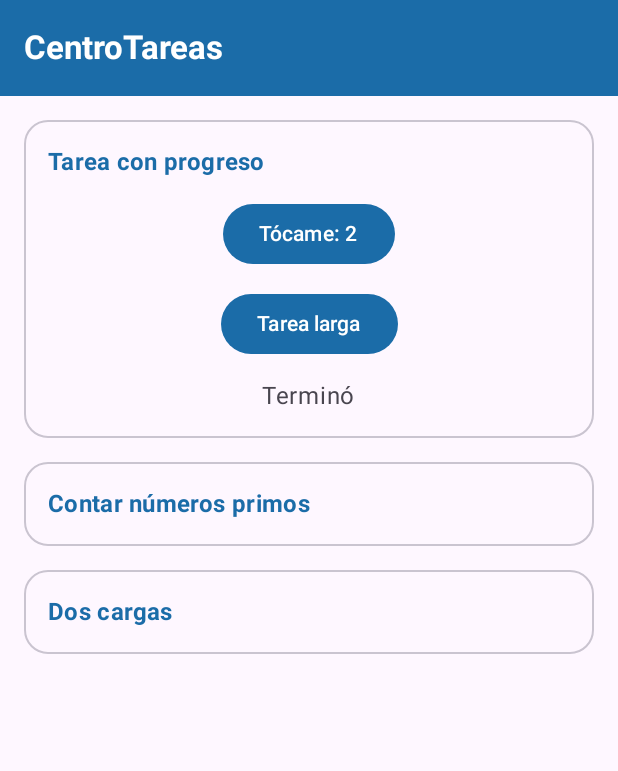
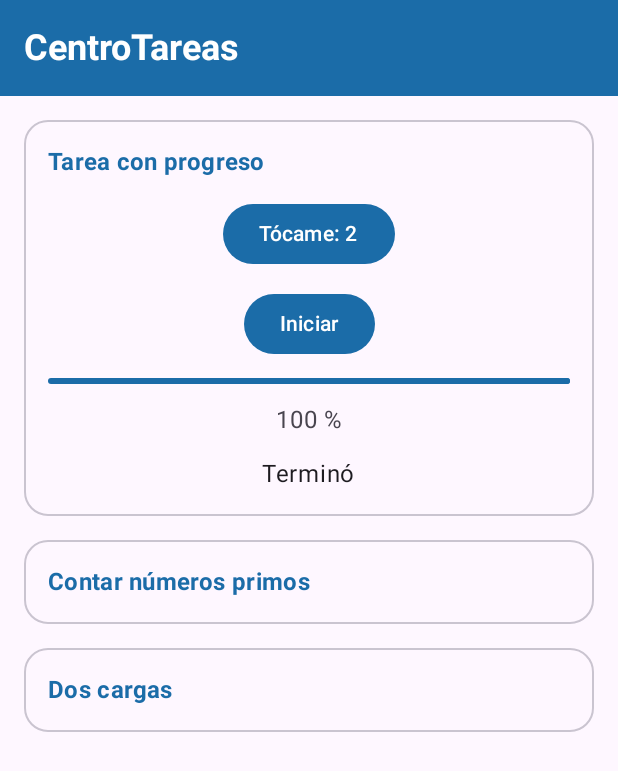
Before and after one commit to mtl-124/CentroTareas, an Android app built with Jetpack Compose: the screen it shows after launch (MainActivity), after a tap on an icon or button, on a phone screen of 412 x 824 dp. Shown: the top 771 px of the screen. Run offline under Robolectric (Android 15) with nearby library versions, the phone set to English and light mode, and no system bars; 2 other taps on this screen came first.

Commit message:
feat(progreso): agrega barra de progreso con StateFlow

```diff
--- a/app/src/main/java/com/lajara/centrotareas/ui/PantallaTareas.kt
+++ b/app/src/main/java/com/lajara/centrotareas/ui/PantallaTareas.kt
@@ -14,6 +14,7 @@ import androidx.compose.material3.Button
 import androidx.compose.material3.Card
 import androidx.compose.material3.CardDefaults
 import androidx.compose.material3.ExperimentalMaterial3Api
+import androidx.compose.material3.LinearProgressIndicator
 import androidx.compose.material3.MaterialTheme
 import androidx.compose.material3.Scaffold
 import androidx.compose.material3.Text
@@ -39,12 +40,19 @@ fun PantallaTareas(
     vm: TareasViewModel = viewModel(factory = TareasViewModelFactory())
 ) {
     val mensaje by vm.mensaje.collectAsState()
+    val progreso by vm.progreso.collectAsState()
     var toques by rememberSaveable { mutableIntStateOf(0) }
 
     Scaffold(
         topBar = {
             TopAppBar(
-                title = { Text("CentroTareas", fontWeight = FontWeight.Bold) },
+                title = {
+                    Text(
+                        text = "CentroTareas",
+                        style = MaterialTheme.typography.headlineSmall,
+                        fontWeight = FontWeight.Bold
+                    )
+                },
                 colors = TopAppBarDefaults.topAppBarColors(
                     containerColor = MaterialTheme.colorScheme.primary,
                     titleContentColor = MaterialTheme.colorScheme.onPrimary
@@ -71,11 +79,19 @@ fun PantallaTareas(
                     onClick = { vm.tareaLarga() },
                     modifier = Modifier.align(Alignment.CenterHorizontally)
                 ) {
-                    Text("Tarea larga")
+                    Text("Iniciar")
                 }
+                LinearProgressIndicator(
+                    progress = { progreso },
+                    modifier = Modifier.fillMaxWidth()
+                )
+                Text(
+                    text = "${(progreso * 100).toInt()} %",
+                    color = MaterialTheme.colorScheme.onSurfaceVariant,
+                    modifier = Modifier.align(Alignment.CenterHorizontally)
+                )
                 Text(
                     text = mensaje,
-                    color = MaterialTheme.colorScheme.onSurfaceVariant,
                     modifier = Modifier.align(Alignment.CenterHorizontally)
                 )
             }
--- a/app/src/main/java/com/lajara/centrotareas/viewmodel/TareasViewModel.kt
+++ b/app/src/main/java/com/lajara/centrotareas/viewmodel/TareasViewModel.kt
@@ -1,16 +1,16 @@
 package com.lajara.centrotareas.viewmodel
 
+import android.util.Log
 import androidx.lifecycle.ViewModel
+import androidx.lifecycle.viewModelScope
 import com.lajara.centrotareas.data.TareasRepository
 import com.lajara.centrotareas.model.CargaUi
 import com.lajara.centrotareas.model.PrimosUi
+import kotlinx.coroutines.Dispatchers
+import kotlinx.coroutines.delay
 import kotlinx.coroutines.flow.MutableStateFlow
 import kotlinx.coroutines.flow.StateFlow
 import kotlinx.coroutines.flow.asStateFlow
-import android.util.Log
-import androidx.lifecycle.viewModelScope
-import kotlinx.coroutines.Dispatchers
-import kotlinx.coroutines.delay
 import kotlinx.coroutines.launch
 import kotlinx.coroutines.withContext
 
@@ -19,19 +19,25 @@ class TareasViewModel(private val repo: TareasRepository) : ViewModel() {
     private val _mensaje = MutableStateFlow("Listo")
     val mensaje: StateFlow<String> = _mensaje.asStateFlow()
 
+    private val _progreso = MutableStateFlow(0f)
+    val progreso: StateFlow<Float> = _progreso.asStateFlow()
+
     fun tareaLarga() {
         viewModelScope.launch {
+            _progreso.value = 0f
             _mensaje.value = "Trabajando..."
             Log.d("HILO", "Antes: ${Thread.currentThread().name}")
             withContext(Dispatchers.Default) {
                 Log.d("HILO", "Dentro: ${Thread.currentThread().name}")
-                delay(4000)
+                for (i in 1..100) {
+                    delay(40)
+                    _progreso.value = i / 100f
+                }
             }
             Log.d("HILO", "Despues: ${Thread.currentThread().name}")
             _mensaje.value = "Terminó"
         }
     }
-
     private val _primos = MutableStateFlow<PrimosUi>(PrimosUi.Inicial)
     val primos: StateFlow<PrimosUi> = _primos.asStateFlow()
 
```
